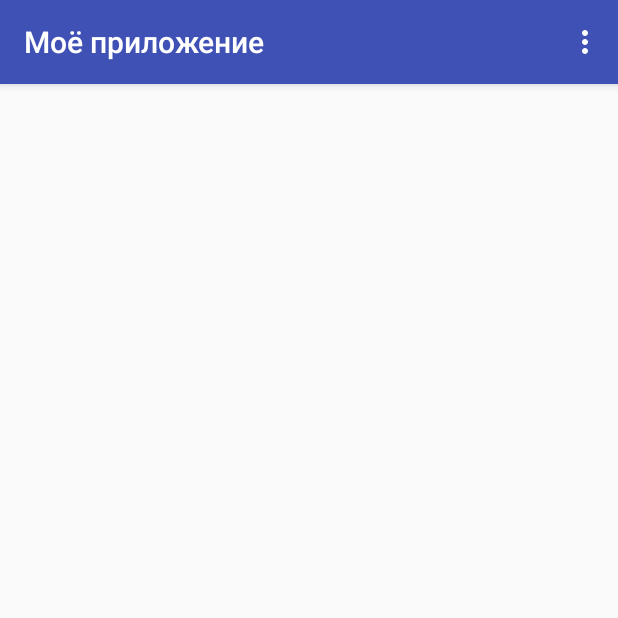
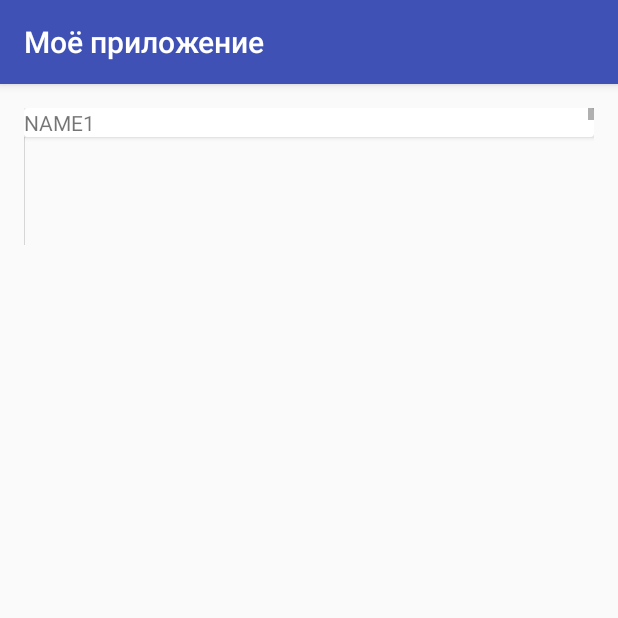
Before and after one commit to LEVLLN/Hello_world, an Android app: the MainActivity screen opened directly, with no data from a screen before it, on a phone screen of 412 x 824 dp, the top half of it. Run offline under Robolectric (Android 15) with nearby library versions, the phone set to English and light mode, and no system bars; our stand-ins replace Picasso; pictures from the network do not load.

Commit message:
recypler view,recypler adapter,picasso

```diff
--- a/app/build.gradle
+++ b/app/build.gradle
@@ -31,4 +31,6 @@ dependencies {
     compile 'com.android.support:cardview-v7:23.1.1'
     testCompile 'junit:junit:4.12'
     compile 'com.android.support:appcompat-v7:23.1.1'
+    compile 'com.android.support:recyclerview-v7:23.1.1'
+    compile 'com.squareup.picasso:picasso:2.5.2'
 }
--- a/app/src/main/AndroidManifest.xml
+++ b/app/src/main/AndroidManifest.xml
@@ -1,7 +1,7 @@
 <?xml version="1.0" encoding="utf-8"?>
 <manifest xmlns:android="http://schemas.android.com/apk/res/android"
     package="com.example.user.hello_world">
-
+       <uses-permission android:name="android.permission.INTERNET"/>
     <application
         android:allowBackup="true"
         android:icon="@mipmap/ic_launcher"
--- a/app/src/main/java/com/example/user/hello_world/AboutActivity.java
+++ b/app/src/main/java/com/example/user/hello_world/AboutActivity.java
@@ -50,7 +50,7 @@ public class AboutActivity extends AppCompatActivity {
 
     void fillData() {
         for (int i = 1; i <= 20; i++) {
-            list.add(new Product("Product " + i, i * 1000));
+            list.add(new Product("Product " + i, i * 1000,false));
         }
     }
 
--- a/app/src/main/java/com/example/user/hello_world/MainActivity.java
+++ b/app/src/main/java/com/example/user/hello_world/MainActivity.java
@@ -1,69 +1,41 @@
 package com.example.user.hello_world;
 
-import android.content.Intent;
+
+import android.os.Bundle;
 import android.support.v7.app.AppCompatActivity;
-import android.os.Bundle;
-import android.text.Editable;
-import android.view.Menu;
+import android.support.v7.widget.LinearLayoutManager;
+import android.support.v7.widget.RecyclerView;
 import android.view.View;
-import android.widget.EditText;
-import android.widget.TextView;
 
-import static com.example.user.hello_world.R.*;
+import java.util.ArrayList;
+import java.util.List;
 
 public class MainActivity extends AppCompatActivity {
-    private TextView textView;
-    private EditText editText;
-    private TextView textView2;
-
-    int i = 0;
+    RecyclerView mRecyclerView;
+    RecyclerView.LayoutManager mLayoutManager;
+    private List<Product> list =  new ArrayList<Product>();;
 
     @Override
     protected void onCreate(Bundle savedInstanceState) {
+        super.onCreate(savedInstanceState);
+        setContentView(R.layout.activity_main);
+        fillData();
+        mRecyclerView = (RecyclerView) findViewById(R.id.rv_main);
+        System.out.println(list.get(1).name);
+        mLayoutManager = new LinearLayoutManager(this);
+        mRecyclerView.setLayoutManager(mLayoutManager);
+        RecyclerAdapter mAdapter = new RecyclerAdapter(MainActivity.this, list);
+        mRecyclerView.setAdapter(mAdapter);
 
-        super.onCreate(savedInstanceState);
-        setContentView(layout.activity_main);
-        textView = (TextView) findViewById(id.textView);
-        editText = (EditText) findViewById(id.editText);
-        textView2 = (TextView) findViewById(id.textView2);
-
-    }
-
-    public void OneClick(View view) {
-        if (editText.getText().length() == 0 || editText.getText().toString().equals(" ")) {
-            textView.setText(string.not_enought_symbol);
+        }
 
 
-        } else {
-            String strCats = getString(R.string.autohello);
-            String t = "Тапочек";
-            String l = "Лампочка";
 
-            String finad = String.format(strCats, editText.getText().toString(), t, l);
-            textView.setText(finad);
-            Intent intent = new Intent(MainActivity.this, SecondActivity.class);
-            intent.putExtra("extra", editText.getText().toString());
-            startActivity(intent);
+
+    void fillData() {
+        for (int i = 1; i <= 300; i++) {
+            list.add(new Product("NAME"+i,1000+i,false));
         }
 
     }
-
-    public void CircleButton(View view) {
-        i += 1;
-        textView2.setHint(String.valueOf(i));
-        Intent intent = new Intent(MainActivity.this, AboutActivity.class);
-        startActivity(intent);
-    }
-
-    @Override
-    public boolean onCreateOptionsMenu(Menu menu) {
-        getMenuInflater().inflate(R.menu.main, menu);
-        return true;
-    }
-
-
-    public void designButton(View view) {
-        Intent intent = new Intent(MainActivity.this, DesignActivity.class);
-        startActivity(intent);
-    }
 }
--- a/app/src/main/java/com/example/user/hello_world/Product.java
+++ b/app/src/main/java/com/example/user/hello_world/Product.java
@@ -5,10 +5,9 @@ public class Product {
     int price;
     boolean box;
 
-    public Product(String name, int price) {
-
+    public Product(String name, int price,boolean box) {
         this.name = name;
         this.price = price;
-
+        this.box = box;
     }
 }
--- /dev/null
+++ b/app/src/main/java/com/example/user/hello_world/RecyclerAdapter.java
@@ -0,0 +1,75 @@
+package com.example.user.hello_world;
+
+import android.content.Context;
+import android.support.v7.widget.CardView;
+import android.support.v7.widget.RecyclerView;
+import android.util.Log;
+import android.view.LayoutInflater;
+import android.view.View;
+import android.view.ViewGroup;
+import android.widget.ImageView;
+import android.widget.TextView;
+
+import com.squareup.picasso.Picasso;
+
+import java.util.ArrayList;
+import java.util.List;
+
+public class RecyclerAdapter extends RecyclerView.Adapter<RecyclerAdapter.ViewHolder> {
+       Context context;
+    private List<Product> products = new ArrayList<Product>();
+
+    public RecyclerAdapter(Context context,List<Product> products) {
+        this.products =  products;
+        this.context = context;
+    }
+
+
+    @Override
+    public ViewHolder onCreateViewHolder(ViewGroup parent, int viewType) {
+        View v = LayoutInflater.from(parent.getContext())
+                .inflate(R.layout.recycler_item,parent,false);
+
+        return new ViewHolder(v);
+    }
+
+    @Override
+    public void onBindViewHolder(ViewHolder holder, final int position) {
+        holder.textView.setText(products.get(position).name);
+        Picasso.with(context)
+                .load("https://avatars0.githubusercontent.com/u/7777893?v=3&s=460")
+                .into(holder.imageView);
+        holder.itemView.setOnClickListener(new View.OnClickListener() {
+            @Override
+            public void onClick(View v) {
+                Log.i("str",products.get(position).name);
+            }
+        });
+    }
+
+
+    @Override
+    public int getItemCount() {
+        return products.size();
+    }
+
+    @Override
+    public void onAttachedToRecyclerView(RecyclerView recyclerView) {
+        super.onAttachedToRecyclerView(recyclerView);
+    }
+
+    public class ViewHolder extends RecyclerView.ViewHolder {
+
+        CardView cardView;
+        TextView textView;
+        ImageView imageView;
+        public ViewHolder(View itemView) {
+            super(itemView);
+            cardView = (CardView) itemView.findViewById(R.id.cv_rv_item);
+            textView = (TextView) itemView.findViewById(R.id.tv_rv_item);
+            imageView = (ImageView) itemView.findViewById(R.id.iv);
+
+        }
+}
+
+}
--- /dev/null
+++ b/app/src/main/res/layout/recycler_item.xml
@@ -0,0 +1,25 @@
+<?xml version="1.0" encoding="utf-8"?>
+<LinearLayout xmlns:android="http://schemas.android.com/apk/res/android"
+    android:layout_width="match_parent"
+    android:layout_height="match_parent"
+    android:orientation="vertical"
+    android:weightSum="1">
+
+
+    <android.support.v7.widget.CardView
+        android:id="@+id/cv_rv_item"
+        android:layout_width="match_parent"
+        android:layout_height="wrap_content">
+        <TextView
+            android:id="@+id/tv_rv_item"
+            android:layout_width="match_parent"
+            android:layout_height="match_parent" />
+    </android.support.v7.widget.CardView>
+    <ImageView
+        android:layout_width="wrap_content"
+        android:layout_height="wrap_content"
+        android:id="@+id/iv"
+        android:layout_gravity="left"
+        android:layout_weight="0.10" />
+
+</LinearLayout>
```
Also changed, not shown: app/src/main/res/layout/activity_main.xml (+7 -80 lines).
